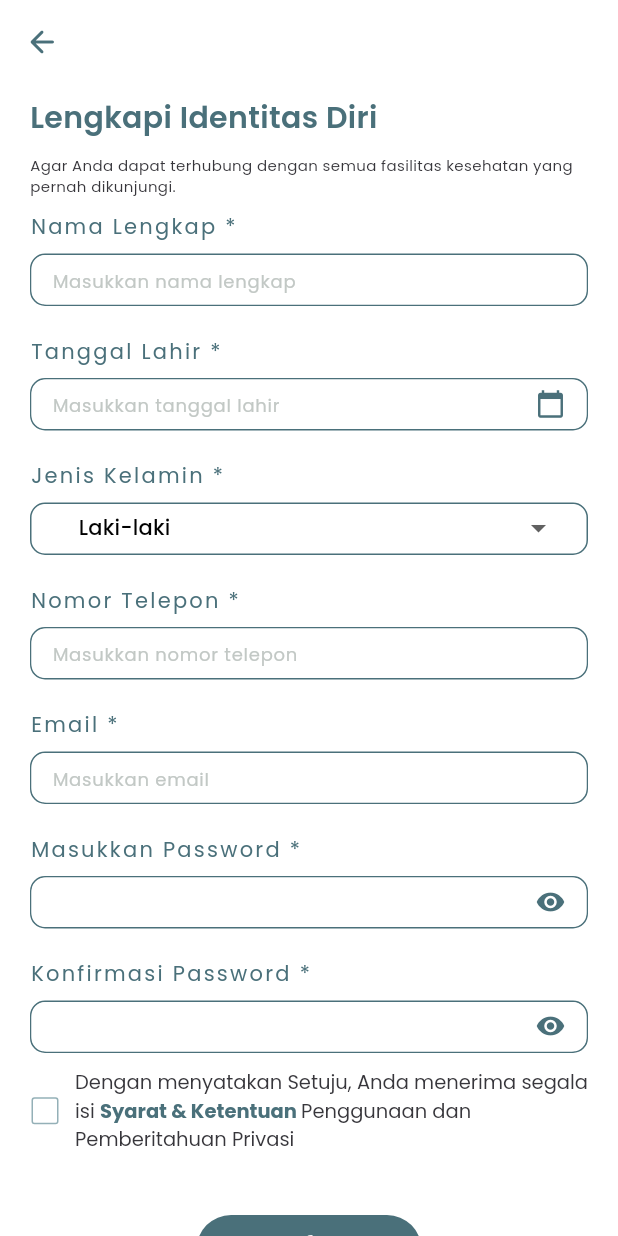
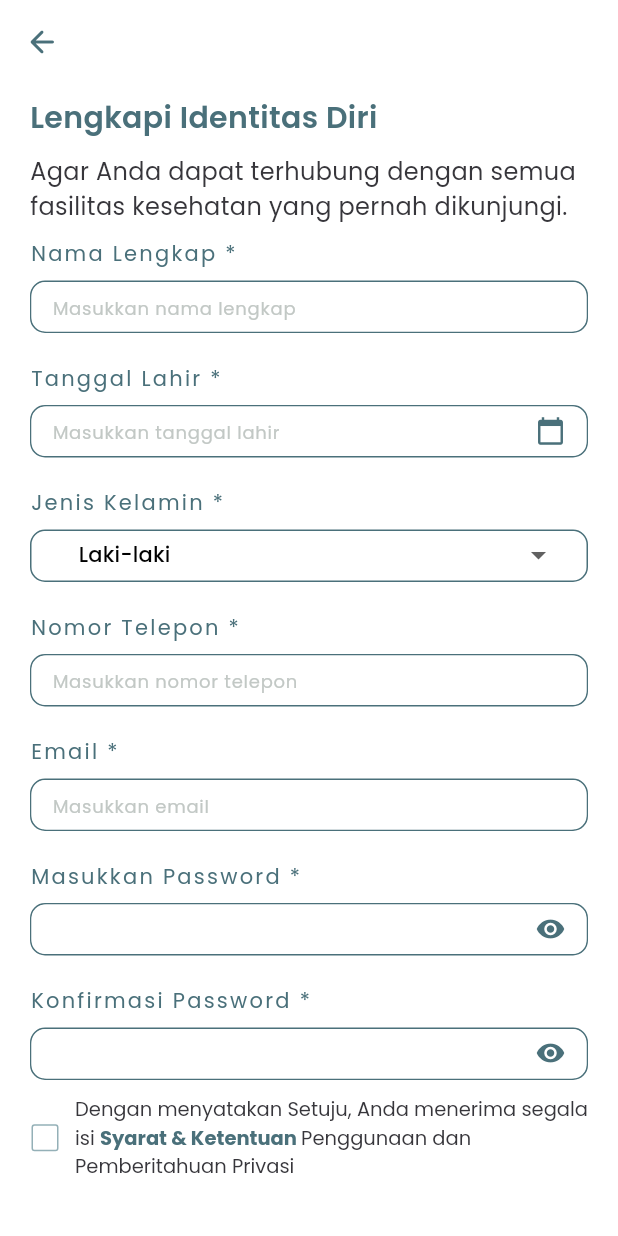
Before and after one commit to FRQNC/sehatyuk, a Flutter app: the screen it shows after launch, after a tap on "Masuk", after a tap on "Daftar", on a phone screen of 412 x 824 dp. Run offline on Flutter 3.47's test engine with Material 3 defaults, Android fonts, the phone set to English and light mode, and no system bars; our stand-ins replace cached_network_image, carousel_slider, file_picker, shared_preferences, smooth_page_indicator; network calls fail.

```diff
--- a/lib/DetailDokter.dart
+++ b/lib/DetailDokter.dart
@@ -150,7 +150,6 @@ class _DetailDokterPageState extends State<DetailDokterPage> with AppMixin{
         title: Padding(
           padding: const EdgeInsets.only(left: 0),
           child: Text(
-            // 'Ujang Suherman',
             widget.doctor.namaLengkap,
             style: TextStyle(
               color: Theme.of(context).colorScheme.primary,
--- a/lib/cari_dokter.dart
+++ b/lib/cari_dokter.dart
@@ -75,7 +75,7 @@ class _CariDokterPageState extends State<CariDokterPage> {
                 Text(
                   'Cari Dokter',
                   style: TextStyle(
-                    fontSize: 16,
+                    fontSize: 20,
                     fontWeight: FontWeight.w600,
                     color: Theme.of(context).colorScheme.primary,
                   ),
@@ -85,7 +85,7 @@ class _CariDokterPageState extends State<CariDokterPage> {
                   'Cari dokter dengan spesialisasi yang sesuai dengan keluhan anda',
                   textAlign: TextAlign.left,
                   style: TextStyle(
-                    fontSize: 10,
+                    fontSize: 16,
                     color: Color(0xFF37363B),
                   ),
                 ),
--- a/lib/cariobat.dart
+++ b/lib/cariobat.dart
@@ -77,7 +77,7 @@ class _CariObatPageState extends State<CariObatPage> with AppMixin{
                 style: TextStyle(
                   fontFamily: 'Poppins', // Font family
                   fontWeight: FontWeight.w600, // Semibold weight
-                  fontSize: 16.0,
+                  fontSize: 20.0,
                   color: Color(0xFF4A707A),
                 ),
               ),
@@ -87,7 +87,7 @@ class _CariObatPageState extends State<CariObatPage> with AppMixin{
                 style: TextStyle(
                   fontFamily: 'Poppins',
                   fontWeight: FontWeight.w400,
-                  fontSize: 10.0,
+                  fontSize: 16.0,
                   color: Color(0xFF37363B),
                 ),
               ),
--- a/lib/informasiobat.dart
+++ b/lib/informasiobat.dart
@@ -45,7 +45,7 @@ class _InformasiObatPageState extends State<InformasiObatPage> with AppMixin {
           'Informasi Obat',
           style: TextStyle(
             fontWeight: semi,
-            fontSize: 16,
+            fontSize: 20,
             color: Theme.of(context).colorScheme.primary,
             letterSpacing: 0.8,
           ),
--- a/lib/jadwaltemu.dart
+++ b/lib/jadwaltemu.dart
@@ -91,7 +91,7 @@ class _JadwalTemuPageState extends State<JadwalTemuPage> with AppMixin{
               Text(
                 'Jadwal Temu',
                 style: TextStyle(
-                  fontSize: 16,
+                  fontSize: 20,
                   fontWeight: FontWeight.w600,
                   color: Theme.of(context).colorScheme.primary,
                 ),
@@ -100,7 +100,7 @@ class _JadwalTemuPageState extends State<JadwalTemuPage> with AppMixin{
               Text(
                 'Lihat semua daftar temu yang sudah Anda buat.',
                 style: TextStyle(
-                  fontSize: 10,
+                  fontSize: 16,
                   color: Theme.of(context).colorScheme.onPrimary,
                 ),
               ),
--- a/lib/login_page.dart
+++ b/lib/login_page.dart
@@ -117,7 +117,7 @@ class _LoginPageState extends State<LoginPage> with AppMixin{
                           child: Text(
                             'Nomor Telepon',
                             style: TextStyle(
-                              fontSize: 15,
+                              fontSize: 18,
                               fontWeight: semi,
                               color: isPhone ? Theme.of(context).colorScheme.primary : Theme.of(context).colorScheme.secondary,
                             ),
@@ -146,7 +146,7 @@ class _LoginPageState extends State<LoginPage> with AppMixin{
                           child: Text(
                             'Email',
                             style: TextStyle(
-                              fontSize: 15,
+                              fontSize: 18,
                               fontWeight: semi,
                               color: !isPhone ? Theme.of(context).colorScheme.primary : Theme.of(context).colorScheme.secondary,
                             ),
@@ -189,7 +189,7 @@ class _LoginPageState extends State<LoginPage> with AppMixin{
                 Text(
                   isPhone ? 'Nomor Telepon *' : 'Email *',
                   style: TextStyle(
-                    fontSize: 12,
+                    fontSize: 16,
                     color: Theme.of(context).colorScheme.primary,
                   ),
                 ),
@@ -216,12 +216,12 @@ class _LoginPageState extends State<LoginPage> with AppMixin{
                           isDense: true,
                           hintText: 'Masukkan nomor telepon',
                           hintStyle: TextStyle(
-                            fontSize: 11,
+                            fontSize: 14,
                             color: Theme.of(context).colorScheme.secondary,
                           ),
                         ),
                         style: TextStyle(
-                          fontSize: 11,
+                          fontSize: 14,
                         ),
                       ),
                     ),
@@ -247,12 +247,12 @@ class _LoginPageState extends State<LoginPage> with AppMixin{
                           isDense: true,
                           hintText: 'Masukkan email',
                           hintStyle: TextStyle(
-                            fontSize: 11,
+                            fontSize: 14,
                             color: Theme.of(context).colorScheme.secondary,
                           ),
                         ),
                         style: TextStyle(
-                          fontSize: 11,
+                          fontSize: 14,
                         ),
                       ),
                     ),
@@ -262,7 +262,7 @@ class _LoginPageState extends State<LoginPage> with AppMixin{
                 Text(
                   'Masukkan Password *',
                   style: TextStyle(
-                    fontSize: 12,
+                    fontSize: 16,
                     color: Theme.of(context).colorScheme.primary,
                   ),
                 ),
@@ -286,7 +286,7 @@ class _LoginPageState extends State<LoginPage> with AppMixin{
                         isDense: true,
                         hintText: 'Masukkan Password',
                         hintStyle: TextStyle(
-                          fontSize: 11,
+                          fontSize: 16,
                           color: Theme.of(context).colorScheme.secondary,
                         ),
                         suffixIcon: GestureDetector(
@@ -310,7 +310,7 @@ class _LoginPageState extends State<LoginPage> with AppMixin{
                 Text(
                   'Lupa password?',
                   style: TextStyle(
-                    fontSize: 10,
+                    fontSize: 16,
                     color: Theme.of(context).colorScheme.primary,
                     fontWeight: bold,
                   ),
@@ -372,7 +372,7 @@ class _LoginPageState extends State<LoginPage> with AppMixin{
                     Text(
                       'Belum memiliki akun? ',
                       style: TextStyle(
-                        fontSize: 12,
+                        fontSize: 16,
                         color: Theme.of(context).colorScheme.onPrimary,
                       ),
                     ),
@@ -383,7 +383,7 @@ class _LoginPageState extends State<LoginPage> with AppMixin{
                       child: Text(
                         'Daftar',
                         style: TextStyle(
-                          fontSize: 12,
+                          fontSize: 16,
                           fontWeight: bold,
                           color: Theme.of(context).colorScheme.primary,
                         ),
--- a/lib/med_reminder.dart
+++ b/lib/med_reminder.dart
@@ -87,7 +87,7 @@ class _MedicationReminderPageState extends State<MedicationReminderPage> with Ap
                       Text(
                         "Jangan lewati obat Anda. Tambahkan pengingat untuk meminum obat.",
                         style: TextStyle(
-                          fontSize: 14,
+                          fontSize: 16,
                           color: Theme.of(context).colorScheme.onPrimary,
                         ),
                       )
--- a/lib/signup_page.dart
+++ b/lib/signup_page.dart
@@ -130,7 +130,7 @@ class _SignUpPageState extends State<SignUpPage> with AppMixin {
                   Text(
                     'Agar Anda dapat terhubung dengan semua fasilitas kesehatan yang pernah dikunjungi.',
                     style: TextStyle(
-                      fontSize: 10,
+                      fontSize: 16,
                       color: Theme.of(context).colorScheme.onPrimary,
                     ),
                   ),
--- a/lib/tambah_obat.dart
+++ b/lib/tambah_obat.dart
@@ -119,7 +119,7 @@ class _TambahPengingatObatState extends State<TambahPengingatObat>
         title: Text(
           'Tambah Pengingat Minum Obat',
           style: TextStyle(
-            fontSize: 18,
+            fontSize: 20,
             fontWeight: FontWeight.w600,
             color: Theme.of(context).colorScheme.primary,
           ),
```
